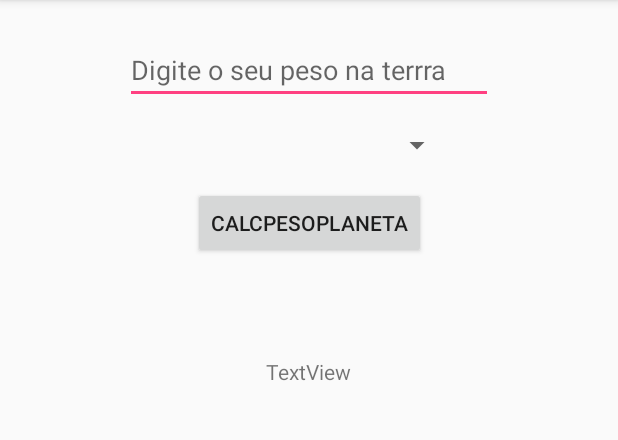
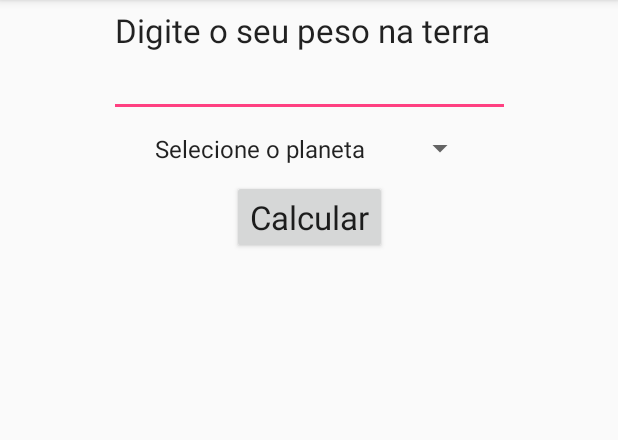
Before and after one commit to Rosahanne/Unama, an Android app: the screen it shows after launch (CalcPesoPlaneta), on a phone screen of 412 x 824 dp, the part 84-524 px from its top. Run offline under Robolectric (Android 15) with nearby library versions, the phone set to English and light mode, and no system bars.

Commit message:
UnamaMobile
Signed-off-by: RosaHanne <emanuelle.rh@gmail.com>

```diff
--- a/app/src/main/AndroidManifest.xml
+++ b/app/src/main/AndroidManifest.xml
@@ -15,13 +15,11 @@
         <activity android:name=".Main2Activity_CalcLigacao" />
         <activity android:name=".GastoViagem" />
         <activity android:name=".GastoViagem2" />
-
         android {
         buildTypes {
         debug {
         debuggable true
         }
-
         <activity android:name=".CalcPesoPlaneta">
             <intent-filter>
                 <action android:name="android.intent.action.MAIN" />
@@ -29,7 +27,6 @@
                 <category android:name="android.intent.category.LAUNCHER" />
             </intent-filter>
         </activity>
-
     </application>
 
 </manifest>
--- a/app/src/main/java/com/example/a26144859/appexemplo/CalcPesoPlaneta.java
+++ b/app/src/main/java/com/example/a26144859/appexemplo/CalcPesoPlaneta.java
@@ -1,8 +1,7 @@
 package com.example.a26144859.appexemplo;
 
-import android.support.design.widget.TextInputEditText;
+import android.os.Bundle;
 import android.support.v7.app.AppCompatActivity;
-import android.os.Bundle;
 import android.view.View;
 import android.widget.Button;
 import android.widget.EditText;
@@ -11,29 +10,29 @@ import android.widget.TextView;
 
 public class CalcPesoPlaneta extends AppCompatActivity {
 
-    private EditText pesonaTerra;
-    private Spinner spPlaneta;
-    private Button btnCalcularPeso;
-    private TextView resultPesPlaneta;
-
+    private EditText pesoNaTerra;
+    private Spinner sp_planeta;
+    private Button btn_calcPeso;
+    private TextView resultadoCalculo;
 
     @Override
     protected void onCreate(Bundle savedInstanceState) {
         super.onCreate(savedInstanceState);
         setContentView(R.layout.activity_calc_peso_planeta);
 
-        pesonaTerra = findViewById(R.id.p_naterra);
-        spPlaneta = findViewById(R.id.sp_planeta);
-        btnCalcularPeso = findViewById(R.id.btn_calcularpeso);
-        resultPesPlaneta = findViewById(R.id.res_pesoplaneta);
+        pesoNaTerra = findViewById(R.id.p_naTerra);
+        sp_planeta = findViewById((R.id.spinner_planet));
+        btn_calcPeso = findViewById(R.id.calculoPeso);
+        resultadoCalculo = findViewById(R.id.resultPeso);
 
-        btnCalcularPeso.setOnClickListener(new View.OnClickListener() {
+
+        btn_calcPeso.setOnClickListener(new View.OnClickListener() {
 
             @Override
 
             public void onClick(View v) {
-                String opEscolhida = spPlaneta.getSelectedItem().toString();
-                double peso = Double.parseDouble(pesonaTerra.getText().toString());
+                String opEscolhida = sp_planeta.getSelectedItem().toString();
+                double peso = Double.parseDouble(pesoNaTerra.getText().toString());
                 double vlPeso=0;
 
                 switch (opEscolhida) {
@@ -62,9 +61,11 @@ public class CalcPesoPlaneta extends AppCompatActivity {
                         vlPeso = peso/10 * 1.17;
                         break;
                 }
-                String texto = "O seu peso no planeta: " + opEscolhida + "é de: " + vlPeso;
-                resultPesPlaneta.setText(texto);
+                String texto = "O seu peso nesse planeta é de: " + vlPeso;
+                resultadoCalculo.setText(texto);
             }
         });
     }
+
+
 }
--- a/app/src/main/res/layout/activity_calc_peso_planeta.xml
+++ b/app/src/main/res/layout/activity_calc_peso_planeta.xml
@@ -6,55 +6,57 @@
     android:layout_height="match_parent"
     tools:context=".CalcPesoPlaneta">
 
-    <EditText
-        android:id="@+id/p_naterra"
-        android:layout_width="245dp"
+    <android.support.design.widget.TextInputLayout
+        android:id="@+id/textInputLayout6"
+        android:layout_width="267dp"
         android:layout_height="wrap_content"
-        android:layout_marginTop="24dp"
-        android:ems="10"
-        android:hint="@string/p_naterra"
-        android:inputType="numberDecimal"
+        android:layout_marginStart="8dp"
+        android:layout_marginLeft="8dp"
+        android:layout_marginTop="8dp"
+        android:layout_marginEnd="8dp"
+        android:layout_marginRight="8dp"
+        app:hintTextAppearance="@style/TextAppearance.AppCompat.Large"
         app:layout_constraintEnd_toEndOf="parent"
         app:layout_constraintStart_toStartOf="parent"
-        app:layout_constraintTop_toTopOf="parent" />
+        app:layout_constraintTop_toTopOf="parent">
+
+        <android.support.design.widget.TextInputEditText
+            android:id="@+id/p_naTerra"
+            android:layout_width="match_parent"
+            android:layout_height="wrap_content"
+            android:hint="@string/p_naterra"
+            android:textAppearance="@style/TextAppearance.AppCompat.Large" />
+    </android.support.design.widget.TextInputLayout>
 
     <Spinner
-        android:id="@+id/sp_planeta"
-        android:layout_width="191dp"
-        android:layout_height="31dp"
-        android:layout_marginTop="12dp"
-        android:entries="@array/sp_planetas"
-        android:spinnerMode="dialog"
+        android:id="@+id/spinner_planet"
+        android:layout_width="222dp"
+        android:layout_height="42dp"
+        android:entries="@array/lista_Planetas"
         android:visibility="visible"
-        app:layout_constraintEnd_toEndOf="@+id/p_naterra"
-        app:layout_constraintStart_toStartOf="@+id/p_naterra"
-        app:layout_constraintTop_toBottomOf="@+id/p_naterra" />
+        app:layout_constraintEnd_toEndOf="@+id/textInputLayout6"
+        app:layout_constraintStart_toStartOf="@+id/textInputLayout6"
+        app:layout_constraintTop_toBottomOf="@+id/textInputLayout6" />
 
     <Button
-        android:id="@+id/btn_calcularpeso"
+        android:id="@+id/calculoPeso"
+        android:layout_width="wrap_content"
+        android:layout_height="49dp"
+        android:text="Calcular"
+        android:textAppearance="@style/TextAppearance.AppCompat.Large"
+        app:layout_constraintEnd_toEndOf="@+id/spinner_planet"
+        app:layout_constraintStart_toStartOf="@+id/spinner_planet"
+        app:layout_constraintTop_toBottomOf="@+id/spinner_planet" />
+
+    <TextView
+        android:id="@+id/resultPeso"
         android:layout_width="wrap_content"
         android:layout_height="wrap_content"
-        android:layout_marginTop="12dp"
-        android:hint="@string/btn_calcPesoPlaneta"
-        android:text="@string/btn_calcPesoPlaneta"
-        android:visibility="visible"
-        app:layout_constraintEnd_toEndOf="@+id/sp_planeta"
-        app:layout_constraintStart_toStartOf="@+id/sp_planeta"
-        app:layout_constraintTop_toBottomOf="@+id/sp_planeta"
-        tools:text="Calcular Peso" />
-
-    <TextView
-        android:id="@+id/res_pesoplaneta"
-        android:layout_width="wrap_content"
-        android:layout_height="wrap_content"
-        android:layout_marginTop="8dp"
-        android:layout_marginBottom="220dp"
-        android:text="TextView"
+        android:layout_marginBottom="8dp"
+        android:textAppearance="@style/TextAppearance.AppCompat.Large"
         app:layout_constraintBottom_toBottomOf="parent"
-        app:layout_constraintEnd_toEndOf="@+id/btn_calcularpeso"
-        app:layout_constraintHorizontal_bias="0.493"
-        app:layout_constraintStart_toStartOf="@+id/btn_calcularpeso"
-        app:layout_constraintTop_toBottomOf="@+id/btn_calcularpeso"
-        app:layout_constraintVertical_bias="0.164" />
-
+        app:layout_constraintEnd_toEndOf="@+id/calculoPeso"
+        app:layout_constraintStart_toStartOf="@+id/calculoPeso"
+        app:layout_constraintTop_toBottomOf="@+id/calculoPeso"
+        app:layout_constraintVertical_bias="0.089" />
 </android.support.constraint.ConstraintLayout>
--- a/app/src/main/res/values/arrays.xml
+++ /dev/null
@@ -1,4 +0,0 @@
-<?xml version="1.0" encoding="utf-8"?>
-<resources>
-    <string-array name="sp_planetas">Selecione o planeta</string-array>
-</resources>
--- a/app/src/main/res/values/strings.xml
+++ b/app/src/main/res/values/strings.xml
@@ -19,15 +19,15 @@
     <string name="calcular_autonomia">Calcular</string>
     <string name="p_terra">p_terra</string>
     <string name="btn_calcPesoPlaneta">calcPesoPlaneta</string>
-    <string name="g_planeta">g_planeta</string>
-    <string name="p_naterra">Digite o seu peso na terrra</string>
-    <string-array name="lista_Operadoras">
+    <string name="p_naterra">Digite o seu peso na terra</string>
+    <string-array name="lista_Operadoras">Selecione a operadora
         <item>Selecione a operadora</item>
         <item>tim</item>
         <item>claro</item>
         <item>vivo</item>
     </string-array>
-    <string-array name="lista_Planetas">
+    <string-array name="lista_Planetas">Selecione o planeta
+        <item>Selecione o planeta</item>
         <item>Mercúrio</item>
         <item>Vênus</item>
         <item>Marte</item>
@@ -36,4 +36,5 @@
         <item>Urano</item>
     </string-array>
 
+
 </resources>
```
